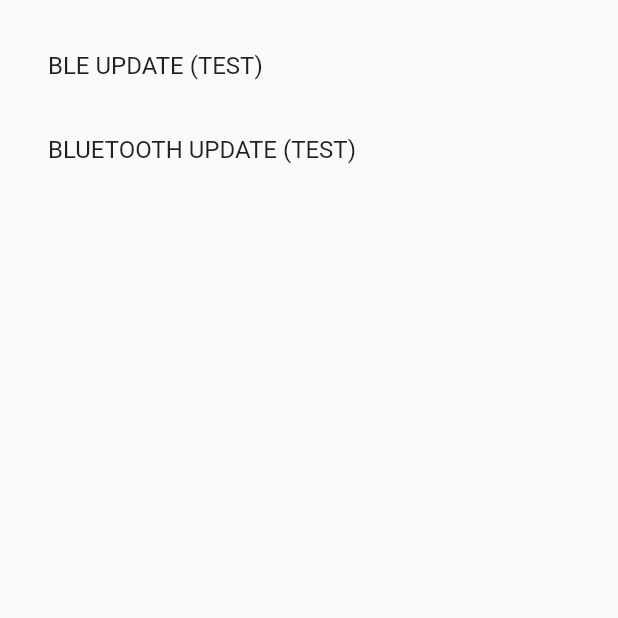
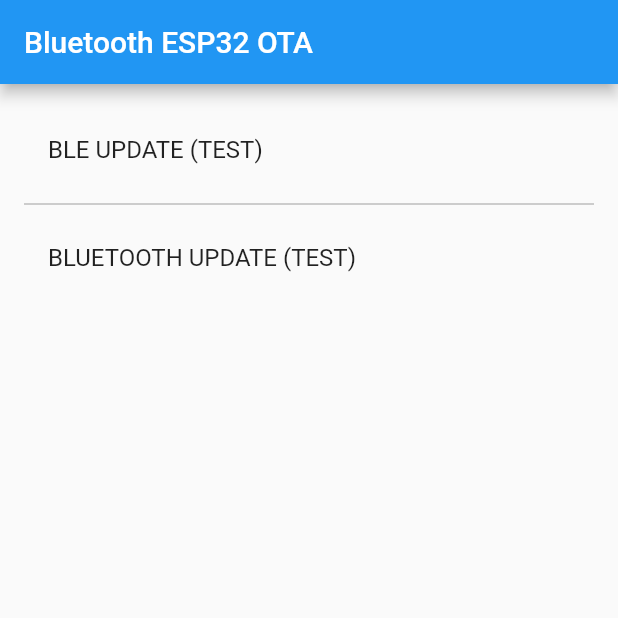
Before and after one commit to JAICHANGPARK/flutter_esp32_bluetooth_ota, a Flutter app: the screen it shows after launch, on a phone screen of 412 x 824 dp, the top half of it. Run offline on Flutter 3.47's test engine with Material 2 defaults, Android fonts, the phone set to English and light mode, and no system bars; our stand-ins replace flutter_blue, flutter_bluetooth_serial, permission_handler.

Commit message:
Update main.dart

```diff
--- a/lib/main.dart
+++ b/lib/main.dart
@@ -18,7 +18,7 @@
   @override
   Widget build(BuildContext context) {
     return MaterialApp(
-      title: 'Flutter Demo',
+      title: 'Flutter Bluetooth OTA',
       theme: ThemeData(
         primarySwatch: Colors.blue,
         visualDensity: VisualDensity.adaptivePlatformDensity,
@@ -32,6 +32,9 @@
   @override
   Widget build(BuildContext context) {
     return Scaffold(
+      appBar: AppBar(
+        title: Text("Bluetooth ESP32 OTA"),
+      ),
       body: SafeArea(
         child: Padding(
           padding: const EdgeInsets.all(16),
@@ -46,6 +49,9 @@
                           )));
                 },
               ),
+              Divider(
+                color: Colors.grey,
+              ),
               ListTile(
                 title: Text("BLUETOOTH UPDATE (TEST)"),
                 onTap: () {
```
